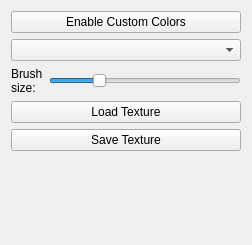
Qt form Tools/ResourceEditor/DataQt/CustomColorsProperties.ui (xaoctech/dava.engine) before a commit.
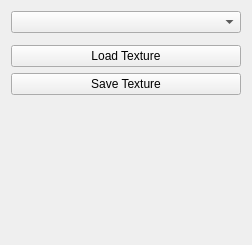
The same form after that commit. Custom widgets are drawn as their Qt base class.

Patch:
```diff
--- a/Tools/ResourceEditor/DataQt/CustomColorsProperties.ui
+++ b/Tools/ResourceEditor/DataQt/CustomColorsProperties.ui
@@ -14,22 +14,6 @@
    <string>Form</string>
   </property>
   <layout class="QVBoxLayout" name="verticalLayout">
-   <item>
-    <widget class="QPushButton" name="buttonEnableCustomColorsEditor">
-     <property name="text">
-      <string>Enable Custom Colors</string>
-     </property>
-     <property name="checkable">
-      <bool>false</bool>
-     </property>
-     <property name="autoDefault">
-      <bool>false</bool>
-     </property>
-     <property name="default">
-      <bool>false</bool>
-     </property>
-    </widget>
-   </item>
    <item>
     <widget class="QComboBox" name="comboColor">
      <property name="sizePolicy">
@@ -41,67 +25,7 @@
     </widget>
    </item>
    <item>
-    <widget class="QFrame" name="frame_3">
-     <property name="frameShape">
-      <enum>QFrame::NoFrame</enum>
-     </property>
-     <property name="frameShadow">
-      <enum>QFrame::Plain</enum>
-     </property>
-     <property name="lineWidth">
-      <number>0</number>
-     </property>
-     <layout class="QHBoxLayout" name="horizontalLayout_4">
-      <property name="margin">
-       <number>0</number>
-      </property>
-      <item>
-       <widget class="QLabel" name="label">
-        <property name="sizePolicy">
-         <sizepolicy hsizetype="Maximum" vsizetype="Preferred">
-          <horstretch>0</horstretch>
-          <verstretch>0</verstretch>
-         </sizepolicy>
-        </property>
-        <property name="text">
-         <string>Brush
-size:</string>
-        </property>
-        <property name="wordWrap">
-         <bool>true</bool>
-        </property>
-       </widget>
-      </item>
-      <item>
-       <widget class="QSlider" name="sliderBrushSize">
-        <property name="sizePolicy">
-         <sizepolicy hsizetype="Minimum" vsizetype="Fixed">
-          <horstretch>0</horstretch>
-          <verstretch>0</verstretch>
-         </sizepolicy>
-        </property>
-        <property name="minimum">
-         <number>30</number>
-        </property>
-        <property name="maximum">
-         <number>400</number>
-        </property>
-        <property name="singleStep">
-         <number>10</number>
-        </property>
-        <property name="pageStep">
-         <number>100</number>
-        </property>
-        <property name="value">
-         <number>120</number>
-        </property>
-        <property name="orientation">
-         <enum>Qt::Horizontal</enum>
-        </property>
-       </widget>
-      </item>
-     </layout>
-    </widget>
+    <widget class="SliderWidget" name="sliderWidgetBrushSize" native="true"/>
    </item>
    <item>
     <widget class="QPushButton" name="buttonLoadTexture">
@@ -132,6 +56,14 @@
    </item>
   </layout>
  </widget>
+ <customwidgets>
+  <customwidget>
+   <class>SliderWidget</class>
+   <extends>QWidget</extends>
+   <header>SliderWidget/SliderWidget.h</header>
+   <container>1</container>
+  </customwidget>
+ </customwidgets>
  <resources/>
  <connections/>
 </ui>
```
